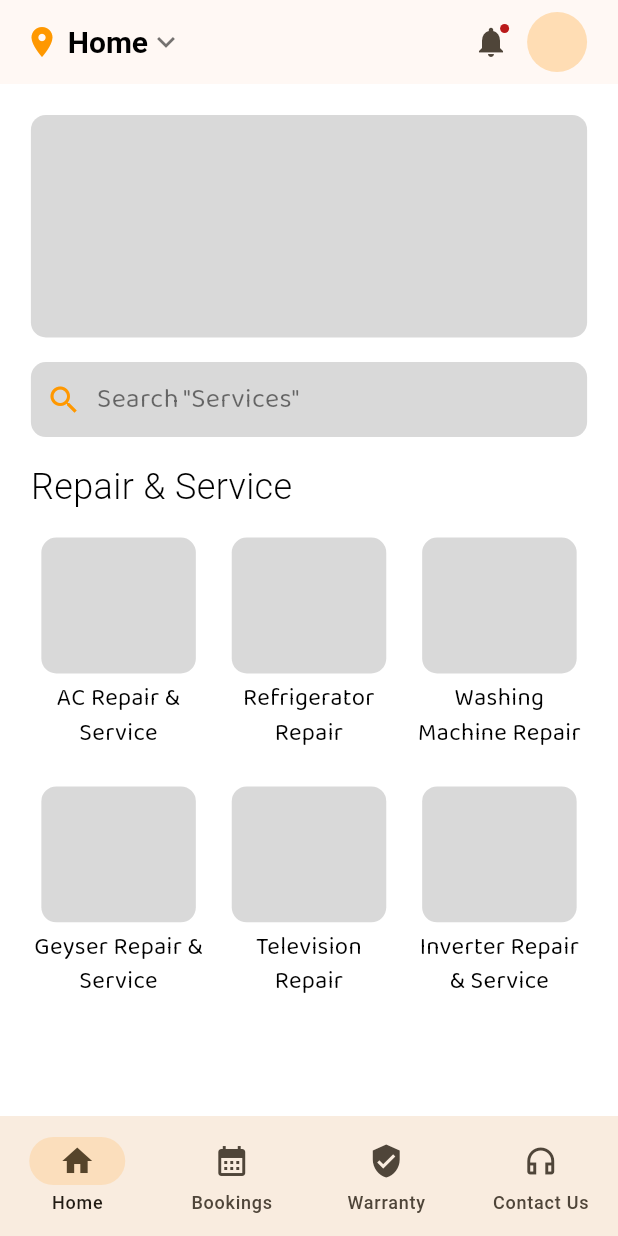
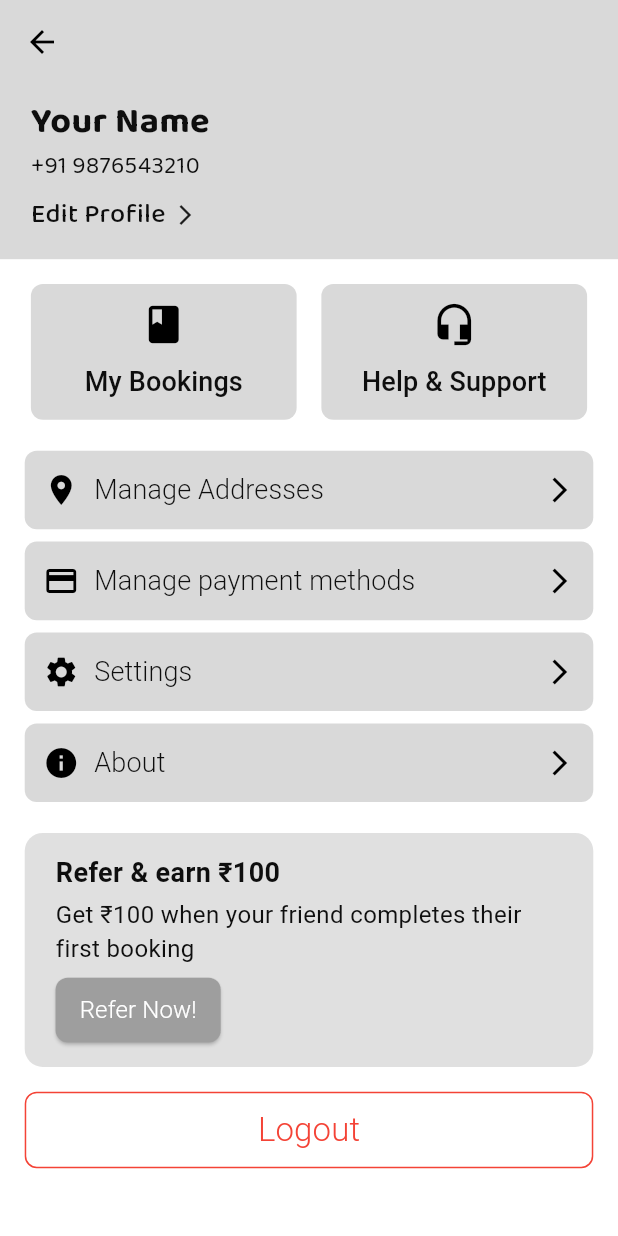
Before and after one commit to YesShubham01/zepair, a Flutter app: the screen it shows after launch, on a phone screen of 412 x 824 dp. Run offline on Flutter 3.47's test engine with Material 3 defaults, Android fonts, the phone set to English and light mode, and no system bars; our stand-ins replace gap, lottie, pinput; missing offline and left inert: disclosure; Roboto replaces fonts that are missing (SF-Pro).

Commit message:
Added Profile Page

```diff
--- a/lib/main.dart
+++ b/lib/main.dart
@@ -1,6 +1,7 @@
 import 'package:flutter/material.dart';
 import 'package:zepair/modules/Home%20Pages/home_page.dart';
 import 'package:zepair/modules/Home%20Pages/home_screen.dart';
+import 'package:zepair/modules/Profile%20Page/profile_page.dart';
 import 'package:zepair/modules/Splash%20Page/splash_page.dart';
 import 'package:zepair/utils/constants/colors.dart';
 
@@ -23,7 +24,7 @@ class ZepairApp extends StatelessWidget {
       debugShowCheckedModeBanner: false,
 
       // call here the page you are working on.
-      home: const HomeScreen(),
+      home: const ProfileScreen(),
     );
   }
 }
--- /dev/null
+++ b/lib/modules/Profile Page/Support Widgets/profile_card.dart
@@ -0,0 +1,58 @@
+import 'package:flutter/material.dart';
+import 'package:gap/gap.dart';
+import 'package:zepair/utils/constants/colors.dart';
+import 'package:zepair/utils/custom%20widgets/custom_text.dart';
+
+class ProfileCard extends StatelessWidget {
+  final IconData icon;
+  final String text;
+  final VoidCallback onTap;
+  final double width;
+  late double w;
+  late double h;
+
+  ProfileCard({
+    super.key,
+    required this.icon,
+    required this.text,
+    required this.onTap,
+    this.width = 150, // Default width
+  });
+
+  @override
+  Widget build(BuildContext context) {
+    var dimensions = MediaQuery.sizeOf(context);
+    w = dimensions.width;
+    h = dimensions.height;
+    return SizedBox(
+      width: width,
+      child: TextButton(
+        onPressed: onTap,
+        style: TextButton.styleFrom(
+          backgroundColor: CustomColors.containerBg,
+          shape: RoundedRectangleBorder(
+            borderRadius: BorderRadius.circular(8),
+          ),
+          padding: EdgeInsets.fromLTRB(0, h * 0.015, 0, h * 0.015),
+        ),
+        child: Column(
+          mainAxisAlignment: MainAxisAlignment.center,
+          children: [
+            Icon(
+              icon,
+              size: 30,
+              color: Colors.black,
+            ),
+            Gap(h * 0.012),
+            CustomText(
+              text: text,
+              size: 18,
+              fontFamily: FontType.sfPro,
+              weight: FontWeight.w500,
+            ),
+          ],
+        ),
+      ),
+    );
+  }
+}
--- /dev/null
+++ b/lib/modules/Profile Page/Support Widgets/profile_menuItem.dart
@@ -0,0 +1,56 @@
+import 'package:flutter/material.dart';
+import 'package:zepair/utils/constants/colors.dart';
+import 'package:zepair/utils/custom%20widgets/custom_text.dart';
+
+class ProfileMenuItem extends StatelessWidget {
+  final IconData icon;
+  final String text;
+  final VoidCallback onTap;
+  late double w;
+  late double h;
+
+  ProfileMenuItem({
+    super.key,
+    required this.icon,
+    required this.text,
+    required this.onTap,
+  });
+
+  @override
+  Widget build(BuildContext context) {
+    var dimensions = MediaQuery.sizeOf(context);
+    w = dimensions.width;
+    h = dimensions.height;
+    return Padding(
+      padding: EdgeInsets.symmetric(horizontal: w * 0.04, vertical: h * 0.005),
+      child: TextButton(
+        onPressed: onTap,
+        style: TextButton.styleFrom(
+          backgroundColor: CustomColors.containerBg,
+          shape: RoundedRectangleBorder(
+            borderRadius: BorderRadius.circular(8),
+          ),
+          padding:
+              EdgeInsets.fromLTRB(w * 0.03, h * 0.016, w * 0.03, h * 0.016),
+        ),
+        child: Row(
+          children: [
+            Icon(icon, size: 24, color: Colors.black),
+            const SizedBox(width: 10),
+            Expanded(
+                child: CustomText(
+              text: text,
+              size: 18,
+              fontFamily: FontType.sfPro,
+            )),
+            const Icon(
+              Icons.arrow_forward_ios,
+              size: 20,
+              color: Colors.black,
+            ),
+          ],
+        ),
+      ),
+    );
+  }
+}
--- /dev/null
+++ b/lib/modules/Profile Page/profile_page.dart
@@ -0,0 +1,245 @@
+import 'package:flutter/material.dart';
+import 'package:gap/gap.dart';
+import 'package:zepair/modules/Profile%20Page/Support%20Widgets/profile_card.dart';
+import 'package:zepair/modules/Profile%20Page/Support%20Widgets/profile_menuItem.dart';
+import 'package:zepair/utils/constants/colors.dart';
+import 'package:zepair/utils/custom%20widgets/custom_text.dart';
+
+class ProfileScreen extends StatefulWidget {
+  const ProfileScreen({super.key});
+
+  @override
+  State<ProfileScreen> createState() => _ProfileScreenState();
+}
+
+class _ProfileScreenState extends State<ProfileScreen> {
+  final String name = "Your Name";
+  final String phoneNumber = "+91 9876543210";
+  late double w;
+  late double h;
+
+  @override
+  Widget build(BuildContext context) {
+    var dimensions = MediaQuery.sizeOf(context);
+    w = dimensions.width;
+    h = dimensions.height;
+
+    return Scaffold(
+      backgroundColor: Colors.white,
+      appBar: AppBar(
+        backgroundColor: CustomColors.containerBg,
+        leading: IconButton(
+          icon: const Icon(Icons.arrow_back, color: Colors.black),
+          onPressed: () {},
+        ),
+      ),
+      body: SingleChildScrollView(
+        child: Column(
+          crossAxisAlignment: CrossAxisAlignment.start,
+          children: [
+            ProfileHeader(
+                name: name, phoneNumber: phoneNumber, width: w, height: h),
+            Gap(h * 0.02),
+            ProfileActions(width: w, height: h),
+            Gap(h * 0.02),
+            ProfileMenu(),
+            Gap(h * 0.02),
+            ReferEarnSection(width: w, height: h),
+            Gap(h * 0.02),
+            LogoutButton(width: w),
+            Gap(h * 0.02),
+          ],
+        ),
+      ),
+    );
+  }
+}
+
+Widget ProfileHeader({
+  required String name,
+  required String phoneNumber,
+  required double width,
+  required double height,
+}) {
+  return Container(
+    padding: EdgeInsets.fromLTRB(width * 0.05, height * 0.01, 0, height * 0.02),
+    color: CustomColors.containerBg,
+    child: Column(
+      crossAxisAlignment: CrossAxisAlignment.start,
+      children: [
+        CustomText(
+          text: name,
+          size: 24,
+          weight: FontWeight.bold,
+          fontFamily: FontType.balooBhai2,
+        ),
+        Gap(height * 0.001),
+        CustomText(
+          text: phoneNumber,
+          size: 16,
+          fontFamily: FontType.balooBhai2,
+        ),
+        Gap(height * 0.01),
+        _buildTapEffectRow(
+          text: "Edit Profile",
+          icon: Icons.arrow_forward_ios,
+          onTap: () {},
+          width: width,
+        ),
+      ],
+    ),
+  );
+}
+
+Widget _buildTapEffectRow({
+  required String text,
+  required IconData icon,
+  required VoidCallback onTap,
+  required double width,
+}) {
+  return Material(
+    color: Colors.transparent,
+    child: InkWell(
+      onTap: onTap,
+      splashColor: Colors.grey.withOpacity(0.3),
+      highlightColor: Colors.grey.withOpacity(0.2),
+      child: Row(
+        children: [
+          CustomText(
+            text: text,
+            size: 18,
+            fontFamily: FontType.balooBhai2,
+            weight: FontWeight.w500,
+          ),
+          Gap(width * 0.012),
+          Icon(icon, size: 16),
+        ],
+      ),
+    ),
+  );
+}
+
+Widget ProfileActions({required double width, required double height}) {
+  return Padding(
+    padding: EdgeInsets.symmetric(horizontal: width * 0.05),
+    child: Row(
+      children: [
+        Expanded(
+          child: ProfileCard(
+            icon: Icons.book,
+            text: "My Bookings",
+            onTap: () {},
+            width: width * 0.30,
+          ),
+        ),
+        Gap(width * 0.04),
+        Expanded(
+          child: ProfileCard(
+            icon: Icons.headset_mic,
+            text: "Help & Support",
+            onTap: () {},
+            width: width * 0.30,
+          ),
+        ),
+      ],
+    ),
+  );
+}
+
+Widget ProfileMenu() {
+  return Column(
+    children: [
+      ProfileMenuItem(
+        icon: Icons.location_on,
+        text: "Manage Addresses",
+        onTap: () {},
+      ),
+      ProfileMenuItem(
+        icon: Icons.payment,
+        text: "Manage payment methods",
+        onTap: () {},
+      ),
+      ProfileMenuItem(
+        icon: Icons.settings,
+        text: "Settings",
+        onTap: () {},
+      ),
+      ProfileMenuItem(
+        icon: Icons.info,
+        text: "About",
+        onTap: () {},
+      ),
+    ],
+  );
+}
+
+Widget ReferEarnSection({required double width, required double height}) {
+  return Padding(
+    padding: EdgeInsets.symmetric(horizontal: width * 0.04),
+    child: Container(
+      padding: EdgeInsets.fromLTRB(
+          width * 0.05, height * 0.017, width * 0.05, height * 0.017),
+      decoration: BoxDecoration(
+        color: Colors.grey[300],
+        borderRadius: BorderRadius.circular(12),
+      ),
+      child: Column(
+        crossAxisAlignment: CrossAxisAlignment.start,
+        children: [
+          const CustomText(
+            text: "Refer & earn ₹100",
+            size: 18,
+            weight: FontWeight.bold,
+            fontFamily: FontType.sfPro,
+          ),
+          const SizedBox(height: 3),
+          const CustomText(
+            text: "Get ₹100 when your friend completes their first booking",
+            size: 16,
+            weight: FontWeight.normal,
+          ),
+          const SizedBox(height: 5),
+          ElevatedButton(
+            onPressed: () {},
+            style: ElevatedButton.styleFrom(
+              backgroundColor: Colors.grey[500],
+              padding: const EdgeInsets.symmetric(horizontal: 16, vertical: 10),
+              shape: RoundedRectangleBorder(
+                borderRadius: BorderRadius.circular(8),
+              ),
+            ),
+            child: const CustomText(
+              text: "Refer Now!",
+              color: Colors.white,
+              size: 16,
+              fontFamily: FontType.sfPro,
+            ),
+          ),
+        ],
+      ),
+    ),
+  );
+}
+
+Widget LogoutButton({required double width}) {
+  return Padding(
+    padding: EdgeInsets.symmetric(horizontal: width * 0.04),
+    child: TextButton(
+      onPressed: () {},
+      style: TextButton.styleFrom(
+        padding: const EdgeInsets.symmetric(vertical: 10),
+        side: const BorderSide(color: Colors.red),
+        shape: RoundedRectangleBorder(
+          borderRadius: BorderRadius.circular(8),
+        ),
+      ),
+      child: const Center(
+        child: CustomText(
+          text: "Logout",
+          color: Colors.red,
+          size: 22,
+        ),
+      ),
+    ),
+  );
+}
```
